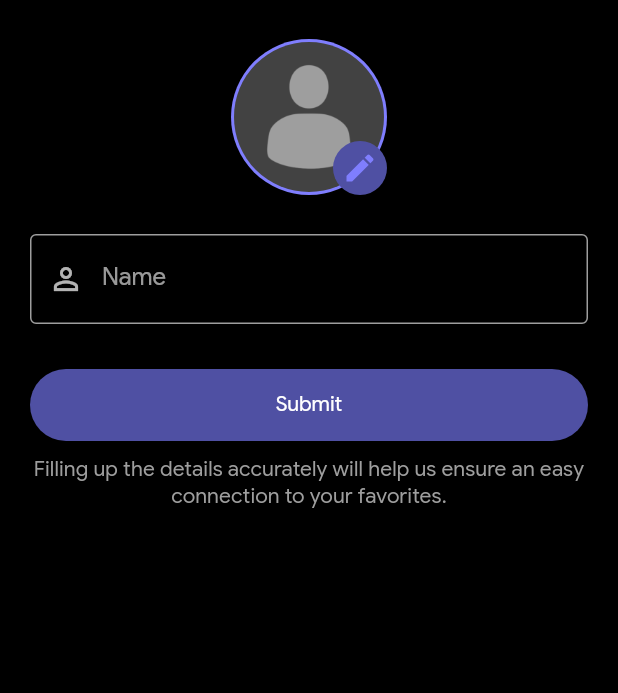
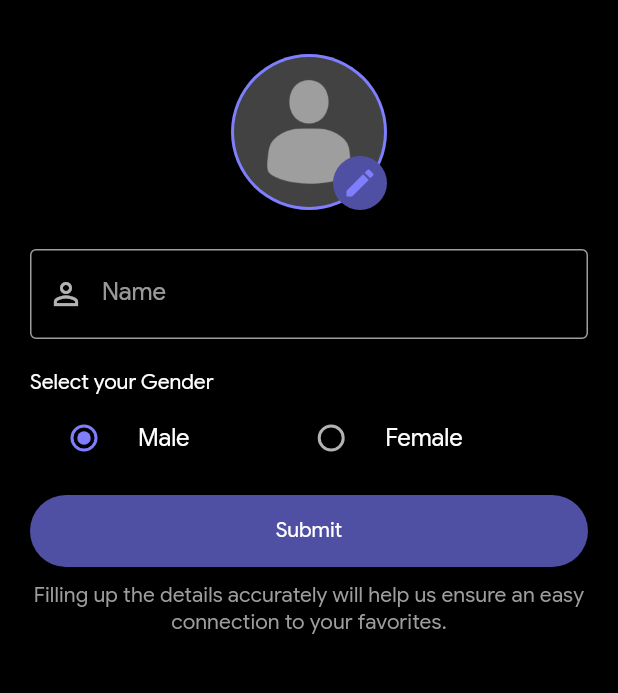
Before and after one commit to imKashyap/flutterfire, a Flutter app: the RegisterPage screen opened directly with empty values, on a phone screen of 412 x 824 dp, the part 135-828 px from its top. Run offline on Flutter 3.47's test engine with Material 2 defaults, Android fonts, the light colour scheme and no system bars; our stand-ins replace cloud_firestore, firebase_auth, firebase_core, fluttertoast, google_sign_in, image_cropper and 2 more; missing offline and left inert: country_pickers, flutter_facebook_login; accounts and stored records are empty; network calls fail.

Commit message:
Firebase starter code half completed

```diff
--- /dev/null
+++ b/lib/models/konnector.dart
@@ -0,0 +1,34 @@
+import 'package:firebase_auth/firebase_auth.dart';
+import 'package:flutter/widgets.dart';
+
+class Konnector with ChangeNotifier {
+  User user;
+  String gender;
+  bool isRegistered;
+
+  Konnector({
+    this.user,
+    this.gender = '',
+    this.isRegistered = false,
+  });
+
+  void updateWith({
+    User user,
+    String gender,
+    bool isRegistered,
+  }) {
+    this.user = user ?? this.user;
+    this.gender = gender ?? this.gender;
+    this.isRegistered = isRegistered ?? this.isRegistered;
+    notifyListeners();
+  }
+
+  void updateAuthData(User user) => updateWith(user: user);
+
+  void updatePhoneNumber(User user) => updateWith(user: user);
+  void updateRegisterData({User user, String gender, bool isRegistered}) => updateWith(
+        user: user,
+        gender: gender,
+        isRegistered: isRegistered
+      );
+}
--- a/lib/models/person.dart
+++ /dev/null
@@ -1,13 +0,0 @@
-class Person {
-  final String id;
-  final String name;
-  final String email;
-  final String phoneNo;
-
-  Person(
-    this.id,
-    this.name,
-    this.email,
-    this.phoneNo,
-  );
-}
--- a/lib/screens/chat/home_page.dart
+++ b/lib/screens/chat/home_page.dart
@@ -1,4 +1,3 @@
-import 'package:firebase_auth/firebase_auth.dart';
 import 'package:flutter/material.dart';
 import 'package:konnect/sevices/auth.dart';
 import 'package:provider/provider.dart';
--- a/lib/screens/register/register_page.dart
+++ b/lib/screens/register/register_page.dart
@@ -1,13 +1,14 @@
 import 'dart:io';
-
 import 'package:cloud_firestore/cloud_firestore.dart';
 import 'package:firebase_auth/firebase_auth.dart';
 import 'package:flutter/material.dart';
-import 'package:konnect/models/person.dart';
+import 'package:konnect/models/konnector.dart';
 import 'package:konnect/utils/colors.dart';
+import 'package:konnect/utils/dimensions.dart';
 import 'package:konnect/validators/form_validator.dart';
 import 'package:konnect/widgets/image_input.dart';
 import 'package:konnect/widgets/toast_widget.dart';
+import 'package:shared_preferences/shared_preferences.dart';
 
 class RegisterPage extends StatefulWidget with FormValidator {
   final User userToRegister;
@@ -21,8 +22,10 @@ class _RegisterPageState extends State<RegisterPage> {
   TextEditingController _emailController = TextEditingController();
   bool _isSubmitted = false;
   File _pickedImage;
+  int _gender = 0;
+  Dimensions myDim;
 
-  bool get canSubmit => (name != null && _pickedImage != null);
+  bool get canSubmit => name != null;
   void _selectImage(File pickedImage) {
     setState(() {
       _pickedImage = pickedImage;
@@ -53,6 +56,10 @@ class _RegisterPageState extends State<RegisterPage> {
 
   @override
   Widget build(BuildContext context) {
+    myDim = Dimensions(context);
+    const spaceBox = SizedBox(
+      height: 10.0,
+    );
     return Scaffold(
         backgroundColor: Colors.black,
         body: SafeArea(
@@ -79,17 +86,29 @@ class _RegisterPageState extends State<RegisterPage> {
                       ],
                     ),
                   ),
-                  SizedBox(height: 10.0),
+                  spaceBox,
+                  spaceBox,
                   Padding(
                     padding: const EdgeInsets.fromLTRB(8.0, 16.0, 8.0, 16.0),
                     child: Center(
                         child: ImageInput(_selectImage, InputType.profile)),
                   ),
-                  SizedBox(height: 10.0),
-                  _buildDetailsInputField(),
-                  SizedBox(height: 10.0),
+                  spaceBox,
+                  _buildCustomTextField(
+                      controller: _nameController,
+                      prefix: Icons.person_outline,
+                      label: 'Name',
+                      hint: '',
+                      inputType: TextInputType.name,
+                      errorText: nameErrorText,
+                      textCapitals: TextCapitalization.words,
+                      shiftFocusTo: null),
+                  spaceBox,
+                  spaceBox,
+                  _buildGenderRadios(),
+                  spaceBox,
                   _buildSubmitButton(),
-                  SizedBox(height: 10.0),
+                  spaceBox,
                   Text(
                     'Filling up the details accurately will help us ensure an easy connection to your favorites.',
                     textAlign: TextAlign.center,
@@ -103,38 +122,6 @@ class _RegisterPageState extends State<RegisterPage> {
             ),
           ),
         ));
-  }
-
-  Widget _buildDetailsInputField() {
-    const spaceBox = SizedBox(
-      height: 20.0,
-    );
-    return Container(
-      child: Column(
-        children: [
-          _buildCustomTextField(
-              controller: _nameController,
-              prefix: Icons.person_outline,
-              label: 'Name',
-              hint: '',
-              inputType: TextInputType.name,
-              errorText: nameErrorText,
-              textCapitals: TextCapitalization.words,
-              shiftFocusTo: null),
-          spaceBox,
-          // _buildCustomTextField(
-          //     controller: _emailController,
-          //     myFocus: _emailInput,
-          //     prefix: Icons.email_outlined,
-          //     label: 'Email Address',
-          //     errorText: emailErrorText,
-          //     textCapitals: TextCapitalization.none,
-          //     inputType: TextInputType.emailAddress,
-          //     hint: 'you@example.com',
-          //     shiftFocusTo: null),
-        ],
-      ),
-    );
   }
 
   Widget _buildCustomTextField(
@@ -186,7 +173,7 @@ class _RegisterPageState extends State<RegisterPage> {
     return Container(
       width: double.infinity,
       child: RaisedButton(
-        onPressed: () {},
+        onPressed: _submit,
         color: kColorPrimaryDark,
         child: Padding(
           padding: const EdgeInsets.all(15.0),
@@ -201,14 +188,58 @@ class _RegisterPageState extends State<RegisterPage> {
 
   void _submit() async {
     User thisUser = widget.userToRegister;
-    Person registeredUser =
-        Person(thisUser.uid, name, thisUser.email, thisUser.phoneNumber);
-    CollectionReference users = FirebaseFirestore.instance.collection('users');
-    await users.doc().set({
-      'id': registeredUser.id,
-      'name': registeredUser.name,
-      'email': registeredUser.email,
-      'phoneNo': registeredUser.phoneNo
-    });
+    // Konnector registeredUser = Konnector(
+    //     id: thisUser.uid,
+    //     name: name,
+    //     email: thisUser.email,
+    //     phoneNo: thisUser.phoneNumber,
+    //     gender: _gender==0?'M':'F',
+    //     photoUrl: '');
+    // CollectionReference users = FirebaseFirestore.instance.collection('users');
+    // await users.doc(registeredUser.id).set({
+    //   'id': registeredUser.id,
+    //   'name': registeredUser.name,
+    //   'email': registeredUser.email,
+    //   'phoneNo': registeredUser.phoneNo
+    // });
+    SharedPreferences prefs = await SharedPreferences.getInstance();
+    prefs.setBool('isRegistered', true);
   }
+
+  Widget _buildGenderRadios() {
+    return Column(
+      crossAxisAlignment: CrossAxisAlignment.start,
+      children: [
+        Text(
+          'Select your Gender',
+        ),
+        Row(children: [
+          Container(
+            width: myDim.width * 0.4,
+            child: RadioListTile(
+                activeColor: kColorPrimary,
+                title: Text('Male'),
+                value: 0,
+                groupValue: _gender,
+                onChanged: (value) {
+                  _setValue(value);
+                }),
+          ),
+          Container(
+            width: myDim.width * 0.4,
+            child: RadioListTile(
+                activeColor: kColorPrimary,
+                title: Text('Female'),
+                value: 1,
+                groupValue: _gender,
+                onChanged: (value) {
+                  _setValue(value);
+                }),
+          )
+        ]),
+      ],
+    );
+  }
+
+  void _setValue(int value) => setState(() => _gender = value);
 }
--- /dev/null
+++ b/lib/utils/dimensions.dart
@@ -0,0 +1,11 @@
+import 'package:flutter/material.dart';
+
+class Dimensions {
+  final BuildContext context;
+  Dimensions(this.context);
+  double get height => MediaQuery.of(context).size.height;
+  double get width => MediaQuery.of(context).size.width;
+  double get statusBarHeight => MediaQuery.of(context).padding.top;
+  double get navigationBarHeight =>MediaQuery.of(context).padding.bottom;
+  double get textScaleFactor => MediaQuery.of(context).textScaleFactor;
+}
--- a/pubspec.yaml
+++ b/pubspec.yaml
@@ -38,6 +38,7 @@ dependencies:
   path: ^1.7.0
   path_provider: ^1.6.27
   provider: ^4.3.2+4
+  shared_preferences: ^0.5.12+4
 
 dev_dependencies:
   flutter_test:
```
Also changed, not shown: lib/main.dart (+6 -3 lines), lib/managers/email_signin_manager.dart (+9 -1 lines), lib/managers/landing_manger.dart (+19 -4 lines), lib/models/email_sign_in_model.dart (+10 -2 lines), lib/screens/auth/add_phone_page.dart (+6 -6 lines), lib/screens/auth/auth_page.dart (+15 -4 lines), lib/screens/auth/email_sign_in_form.dart (+8 -2 lines), lib/sevices/auth.dart (+30 -4 lines), assets/images/female-default.png (added), assets/images/male-default.png (added), pubspec.lock.
